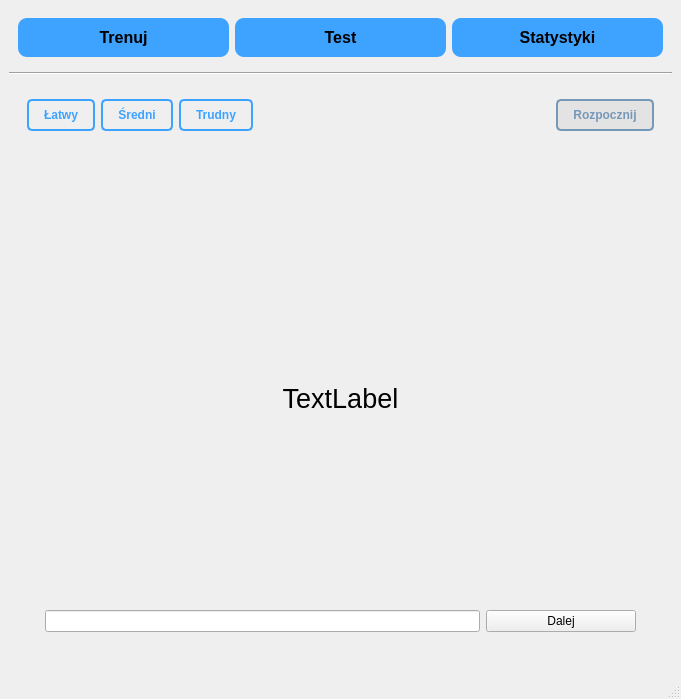
This is flashcards.ui in xDepcio/projekt-studia-flashcards as Qt 5 draws it before an edit. The edited form follows.
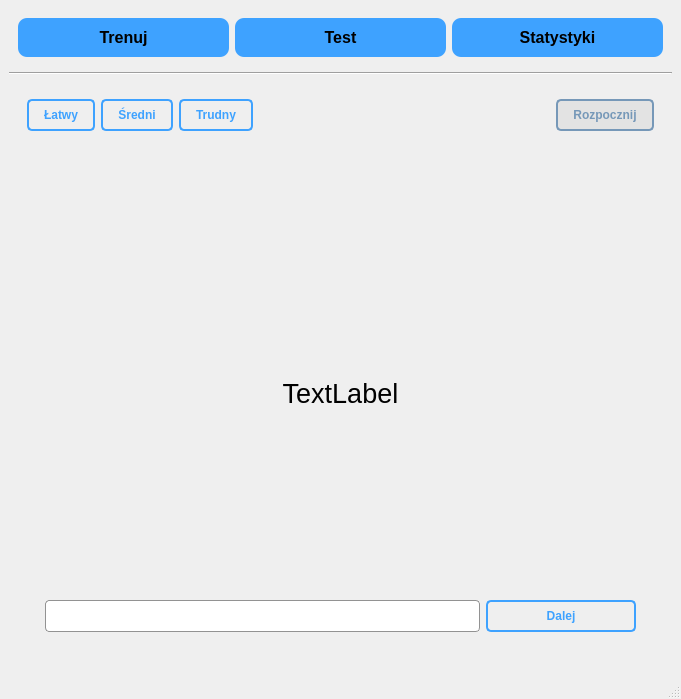
This is the edited form. The open tabs and pages were chosen to show the change. Icons and pictures are not drawn.

Patch:
```diff
--- a/flashcards.ui
+++ b/flashcards.ui
@@ -664,7 +664,23 @@
                    </property>
                    <layout class="QHBoxLayout" name="horizontalLayout_7">
                     <item>
-                     <widget class="QLineEdit" name="testCardInput"/>
+                     <widget class="QLineEdit" name="testCardInput">
+                      <property name="sizePolicy">
+                       <sizepolicy hsizetype="Expanding" vsizetype="Minimum">
+                        <horstretch>0</horstretch>
+                        <verstretch>0</verstretch>
+                       </sizepolicy>
+                      </property>
+                      <property name="font">
+                       <font>
+                        <pointsize>11</pointsize>
+                       </font>
+                      </property>
+                      <property name="styleSheet">
+                       <string notr="true">border-radius: 4px;
+border: 1px solid rgb(146, 146, 146);</string>
+                      </property>
+                     </widget>
                     </item>
                     <item>
                      <widget class="QPushButton" name="testCardBtn">
@@ -674,6 +690,35 @@
                         <height>0</height>
                        </size>
                       </property>
+                      <property name="cursor">
+                       <cursorShape>PointingHandCursor</cursorShape>
+                      </property>
+                      <property name="styleSheet">
+                       <string notr="true">QPushButton:enabled {
+color: rgb(62, 162, 255);
+border-radius: 5px;
+background-color: 'white';
+border: 2px solid rgb(62, 162, 255);
+padding: 7px;
+font-weight: 500;
+}
+
+QPushButton:disabled {
+color: rgb(62, 162, 255);
+border-radius: 5px;
+padding: 7px;
+font-weight: 500;
+border: 2px solid rgb(118, 152, 184);
+color: rgb(118, 152, 184);
+background-color: rgb(227, 227, 227);
+}
+
+QPushButton:hover {
+	background-color: rgb(42, 142, 255);
+	color: white;
+	border-color: rgb(42, 142, 255);
+}</string>
+                      </property>
                       <property name="text">
                        <string>Dalej</string>
                       </property>
```
Left out of the diff: 145 changed lines with no effect on the pictures.
